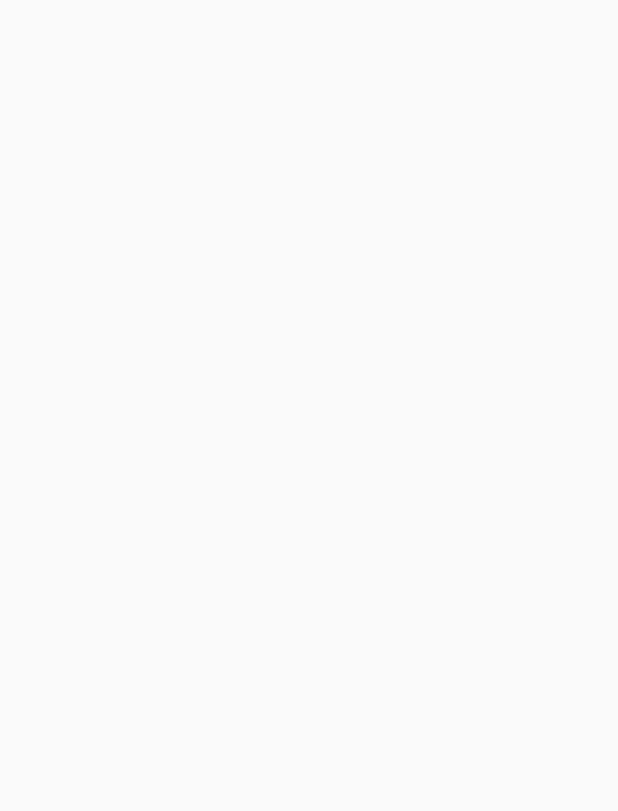
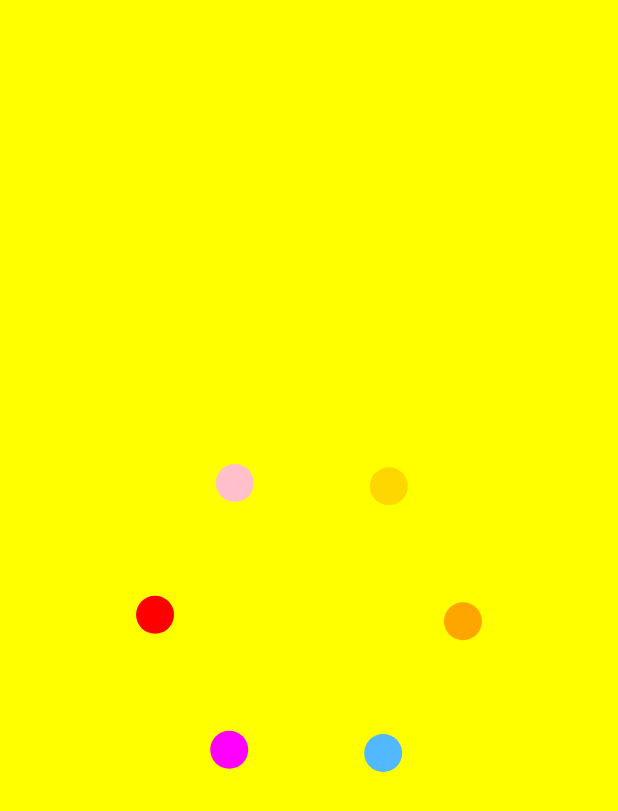
Before and after one commit to VinVon/DiyView, an Android app: the screen it shows after launch (Activity27 before the commit, Activity28 after it), on a phone screen of 412 x 824 dp. Before the commit the part shown is empty. Shown: the top 811 px of the screen. Run offline under Robolectric (Android 15) with nearby library versions, the phone set to English and light mode, and no system bars; our stand-ins replace ButterKnife.

Commit message:
view28动画加载

```diff
--- a/app/src/main/AndroidManifest.xml
+++ b/app/src/main/AndroidManifest.xml
@@ -65,6 +65,9 @@
 
         </activity>
         <activity android:name=".view27.Activity27">
+
+        </activity>
+        <activity android:name=".view28.Activity28">
             <intent-filter>
                 <action android:name="android.intent.action.MAIN" />
 
--- /dev/null
+++ b/app/src/main/java/com/demo/diyview/view28/Activity28.java
@@ -0,0 +1,26 @@
+package com.demo.diyview.view28;
+
+import android.os.Bundle;
+import android.support.annotation.Nullable;
+import android.support.v7.app.AppCompatActivity;
+
+import com.demo.diyview.R;
+
+import butterknife.BindView;
+import butterknife.ButterKnife;
+
+/**
+ * Created by 123 on 2017/8/13.
+ */
+
+public class Activity28 extends AppCompatActivity {
+    @BindView(R.id.loading_view)
+    LoadingView loadingView;
+
+    @Override
+    protected void onCreate(@Nullable Bundle savedInstanceState) {
+        super.onCreate(savedInstanceState);
+        setContentView(R.layout.activity28_main);
+        ButterKnife.bind(this);
+    }
+}
--- /dev/null
+++ b/app/src/main/java/com/demo/diyview/view28/LoadingView.java
@@ -0,0 +1,104 @@
+package com.demo.diyview.view28;
+
+import android.animation.ObjectAnimator;
+import android.animation.ValueAnimator;
+import android.content.Context;
+import android.content.res.TypedArray;
+import android.graphics.Canvas;
+import android.graphics.Paint;
+import android.support.annotation.Nullable;
+import android.util.AttributeSet;
+import android.util.Log;
+import android.view.View;
+import android.view.animation.LinearInterpolator;
+
+import com.demo.diyview.R;
+
+/**
+ * Created by 123 on 2017/8/13.
+ */
+
+public class LoadingView extends View{
+    private boolean initColors = false;
+    private int[] colors ;
+    private Paint mPaint;
+    //大圆半径
+    private int mRadius;
+    //小圆圆半径
+    private int mSmallRadius;
+    private int mCentX,mCentY;
+    //度数
+    private float singal;
+    private ValueAnimator animator;
+    int mSplashColor = getResources().getColor(R.color.peachpuff);
+    public LoadingView(Context context) {
+        this(context,null);
+    }
+
+    public LoadingView(Context context, @Nullable AttributeSet attrs) {
+        this(context, attrs,0);
+    }
+
+    public LoadingView(Context context, @Nullable AttributeSet attrs, int defStyleAttr) {
+        super(context, attrs, defStyleAttr);
+
+    }
+
+    @Override
+    protected void onDraw(Canvas canvas) {
+//        super.onDraw(canvas);
+        if (!initColors){
+            initColors = true;
+            initParams();
+            drawRotation(canvas);
+        }
+        float preAngle = (float) (2 * Math.PI / colors.length);
+        for (int i = 0; i < colors.length; i++) {
+            mPaint.setColor(colors[i]);
+            // 初始角度 + 当前旋转的角度
+            double angle = i * preAngle + singal;
+            float cx = (float) (mCentX + mRadius * Math.cos(angle));
+            float cy = (float) (mCentY + mRadius * Math.sin(angle));
+            canvas.drawCircle(cx, cy, mSmallRadius, mPaint);
+        }
+    }
+
+    private void initParams() {
+        colors = getResources().getIntArray(R.array.colorsss);
+        mPaint = new Paint();
+        mPaint.setDither(true);
+        mPaint.setAntiAlias(true);
+        mCentX = getMeasuredWidth()/2;
+        mCentY = getMeasuredHeight()/2;
+        mRadius = mCentX/2;
+        mSmallRadius = mRadius/8;
+    }
+
+    private void drawRotation(Canvas canvas) {
+        animator = ValueAnimator.ofFloat(0, 2 * (float) Math.PI);
+        animator.setDuration(5000);
+        animator.addUpdateListener(new ValueAnimator.AnimatorUpdateListener() {
+            @Override
+            public void onAnimationUpdate(ValueAnimator animation) {
+                 singal = (float) animation.getAnimatedValue();
+                 invalidate();
+            }
+        });
+        animator.setInterpolator(new LinearInterpolator());
+        animator.setRepeatCount(-1);
+        animator.start();
+        //画6个圆
+        // 绘制六个小圆 坐标
+        canvas.drawColor(mSplashColor);
+        float preAngle = (float) (2 * Math.PI / colors.length);
+        for (int i = 0; i < colors.length; i++) {
+            mPaint.setColor(colors[i]);
+            // 初始角度 + 当前旋转的角度
+            double angle = i * preAngle + singal;
+            float cx = (float) (mCentX + mRadius * Math.cos(angle));
+            float cy = (float) (mCentY + mRadius * Math.sin(angle));
+            canvas.drawCircle(cx, cy, mSmallRadius, mPaint);
+        }
+
+    }
+}
--- /dev/null
+++ b/app/src/main/res/layout/activity28_main.xml
@@ -0,0 +1,14 @@
+<?xml version="1.0" encoding="utf-8"?>
+<RelativeLayout xmlns:android="http://schemas.android.com/apk/res/android"
+    android:layout_width="match_parent"
+    android:layout_height="match_parent"
+    android:orientation="vertical">
+    <TextView
+        android:layout_width="match_parent"
+        android:layout_height="match_parent"
+        android:background="@color/yellow"/>
+    <com.demo.diyview.view28.LoadingView
+        android:layout_width="match_parent"
+        android:layout_height="match_parent"
+        android:id="@+id/loading_view"/>
+</RelativeLayout>
--- a/app/src/main/res/values/colors.xml
+++ b/app/src/main/res/values/colors.xml
@@ -10,7 +10,14 @@
 
         <color name="transparent_50_black">#7f000000</color>
         <color name="transparent_50_gray">#7fd3d3d3</color>
-
+    <array name="colorsss">
+        <item>@color/pink</item>
+        <item>@color/gold</item>
+        <item>@color/orange</item>
+        <item>@color/colorAccent</item>
+        <item>@color/fuchsia</item>
+        <item>@color/red</item>
+    </array>
         <color name="pink">#ffc0cb</color>
         <!--粉红色 -->
         <color name="lightpink">#ffb6c1</color>
```
